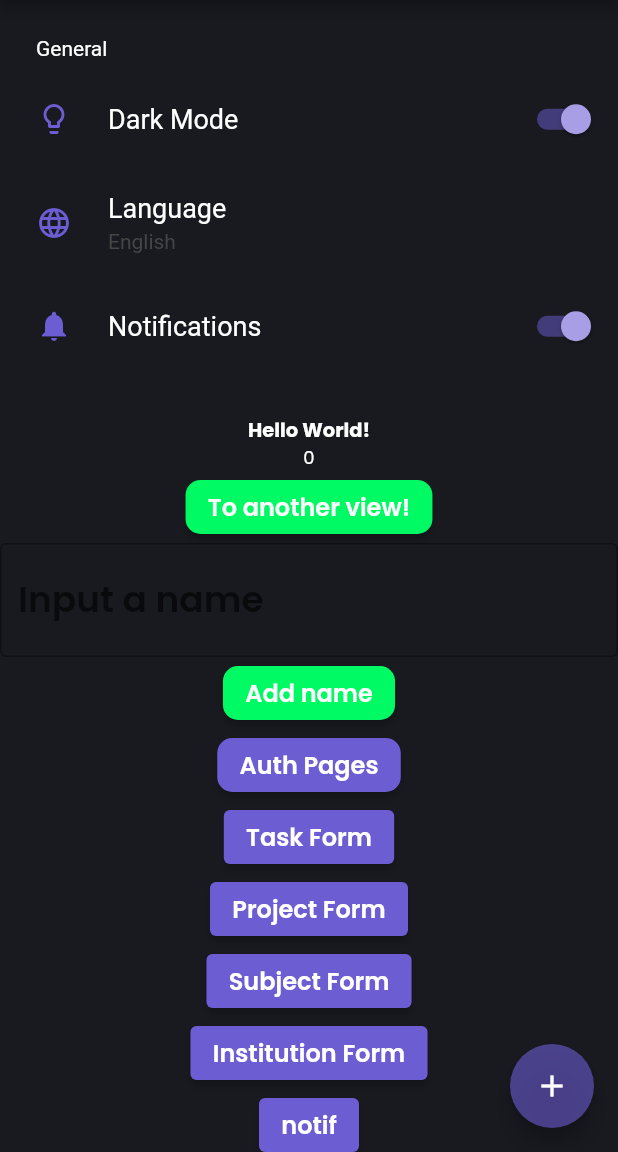
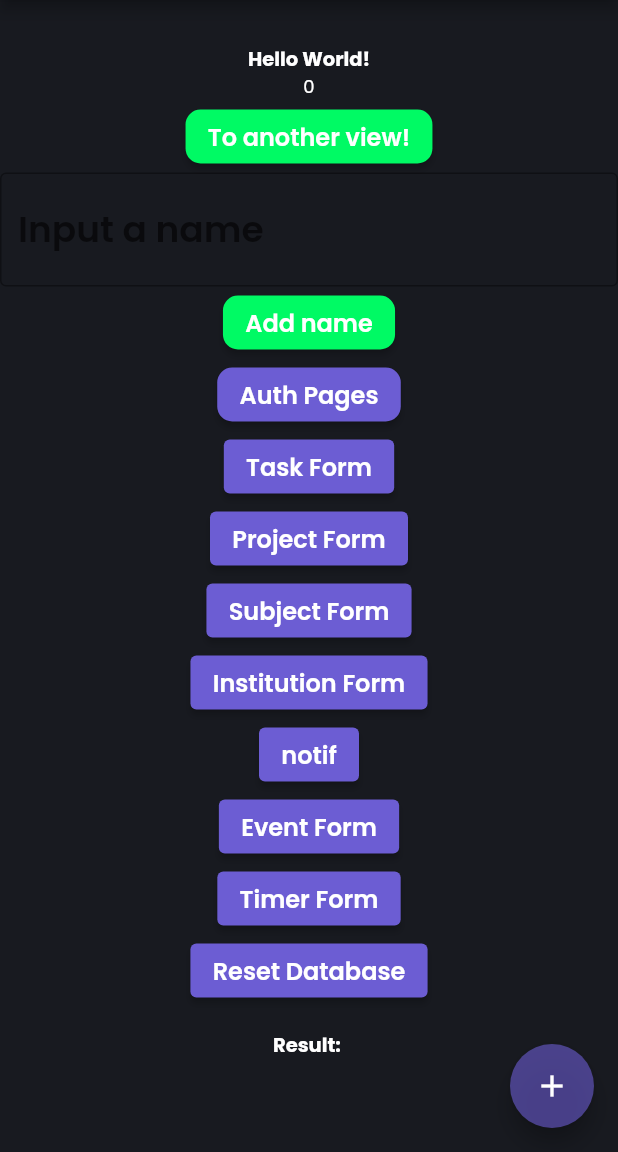
Before and after one commit to DreFlo/lgp-2223-sc1, a Flutter app: the HomePage screen opened directly, on a phone screen of 412 x 824 dp, the part 84-1236 px from its top. Run offline on Flutter 3.47's test engine with Material 2 defaults, Android fonts, the phone set to English and light mode, and no system bars; drawn by our look-alikes of settings_ui; our stand-ins replace calendar_view, carousel_slider, floor, flutter_local_notifications, flutter_native_timezone, flutter_svg and 6 more; missing offline and left inert: books_finder, emojis, flutter_picker, tmdb_api; accounts and stored records are empty; generated files the repository leaves out were written again.

Commit message:
Remove code as requested in changes

```diff
--- a/src/lib/pages/home_page.dart
+++ b/src/lib/pages/home_page.dart
@@ -79,53 +79,6 @@ class _HomePageState extends State<HomePage> with TickerProviderStateMixin {
       ),
       body: SingleChildScrollView(
           child: Wrap(spacing: 10, children: [
-        SettingsList(
-          lightTheme: SettingsThemeData(
-            leadingIconsColor: primaryColor,
-            settingsListBackground: appBackground,
-            settingsTileTextColor: (darkMode ? white : black),
-            titleTextColor: (darkMode ? white : black),
-          ),
-          shrinkWrap: true,
-          sections: [
-            SettingsSection(
-              title: Text(AppLocalizations.of(context).general),
-              tiles: <SettingsTile>[
-                SettingsTile.switchTile(
-                  initialValue: darkMode,
-                  leading: Icon(Icons.lightbulb_outline),
-                  title: Text(AppLocalizations.of(context).dark_mode),
-                  onToggle: (value) {
-                    setState(() {
-                      darkMode = !darkMode;
-                    });
-                  },
-                  onPressed: (context) {
-                    setState(() {
-                      darkMode = !darkMode;
-                    });
-                  },
-                ),
-                SettingsTile.navigation(
-                  leading: Icon(Icons.language),
-                  title: Text('Language'),
-                  value: Text('English'),
-                  onPressed: (context) {},
-                ),
-                SettingsTile.switchTile(
-                  onToggle: (value) {
-                    setState(() {
-                      notifications = !notifications;
-                    });
-                  },
-                  initialValue: notifications,
-                  leading: Icon(Icons.notifications),
-                  title: Text('Notifications'),
-                ),
-              ],
-            ),
-          ],
-        ),
         const SizedBox(height: 30),
         Column(
           mainAxisAlignment: MainAxisAlignment.center,
```
